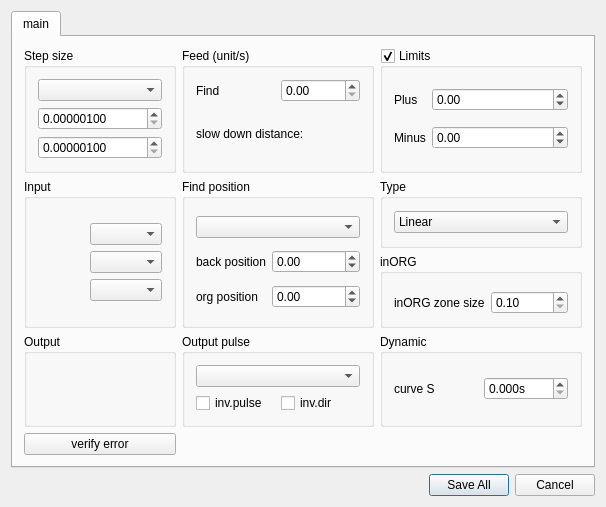
wldevru/src, file wlqt/form/wldrivewidget.ui: the form before one commit.
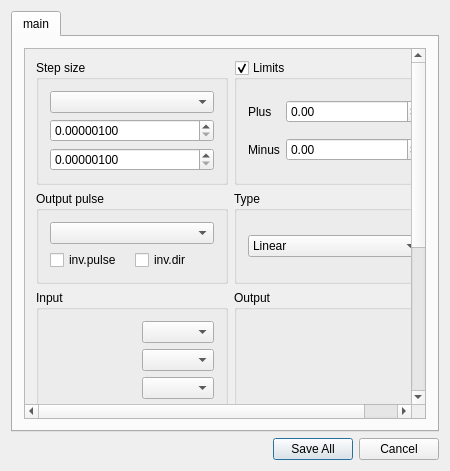
The form after the commit. Custom widgets are drawn as their Qt base class.

Patch:
```diff
--- a/wlqt/form/wldrivewidget.ui
+++ b/wlqt/form/wldrivewidget.ui
@@ -6,8 +6,8 @@
    <rect>
     <x>0</x>
     <y>0</y>
-    <width>552</width>
-    <height>443</height>
+    <width>450</width>
+    <height>471</height>
    </rect>
   </property>
   <property name="sizePolicy">
@@ -26,7 +26,20 @@
    <string>Edit Axis </string>
   </property>
   <layout class="QGridLayout" name="gridLayout_7">
-   <item row="0" column="1">
+   <item row="2" column="1">
+    <widget class="QDialogButtonBox" name="buttonBox">
+     <property name="orientation">
+      <enum>Qt::Horizontal</enum>
+     </property>
+     <property name="standardButtons">
+      <set>QDialogButtonBox::Cancel|QDialogButtonBox::SaveAll</set>
+     </property>
+     <property name="centerButtons">
+      <bool>false</bool>
+     </property>
+    </widget>
+   </item>
+   <item row="1" column="1">
     <widget class="QTabWidget" name="tabWidget">
      <property name="currentIndex">
       <number>0</number>
@@ -36,139 +49,81 @@
        <string>main</string>
       </attribute>
       <layout class="QGridLayout" name="gridLayout_13">
-       <item row="0" column="0">
-        <widget class="QGroupBox" name="gbDim">
-         <property name="title">
-          <string>Step size</string>
-         </property>
-         <layout class="QGridLayout" name="gridLayout">
-          <item row="1" column="0">
-           <widget class="QDoubleSpinBox" name="sbDimA">
-            <property name="decimals">
-             <number>8</number>
-            </property>
-            <property name="minimum">
-             <double>0.000001000000000</double>
-            </property>
-            <property name="maximum">
-             <double>99999999.000000000000000</double>
-            </property>
-           </widget>
-          </item>
-          <item row="0" column="0">
-           <widget class="QComboBox" name="cbTypeDim"/>
-          </item>
-          <item row="2" column="0">
-           <widget class="QDoubleSpinBox" name="sbDimB">
-            <property name="decimals">
-             <number>8</number>
-            </property>
-            <property name="minimum">
-             <double>0.000001000000000</double>
-            </property>
-            <property name="maximum">
-             <double>99999999.000000000000000</double>
-            </property>
-           </widget>
-          </item>
-         </layout>
-        </widget>
-       </item>
        <item row="0" column="1">
-        <widget class="QGroupBox" name="groupBox_7">
-         <property name="title">
-          <string>Feed (unit/s)</string>
-         </property>
-         <layout class="QGridLayout" name="gridLayout_8">
-          <item row="0" column="1">
-           <widget class="QDoubleSpinBox" name="sbVfind">
-            <property name="maximum">
-             <double>12000.000000000000000</double>
-            </property>
-           </widget>
-          </item>
-          <item row="0" column="0">
-           <widget class="QLabel" name="label_14">
-            <property name="text">
-             <string>Find </string>
-            </property>
-           </widget>
-          </item>
-          <item row="1" column="0" colspan="2">
-           <widget class="QLabel" name="labelSDDist">
-            <property name="text">
-             <string notr="true">slow down distance:</string>
-            </property>
-           </widget>
-          </item>
-         </layout>
-        </widget>
-       </item>
-       <item row="0" column="2">
-        <widget class="QGroupBox" name="gbLimit">
-         <property name="title">
-          <string>Limits</string>
-         </property>
-         <property name="checkable">
+        <widget class="QScrollArea" name="scrollArea">
+         <property name="widgetResizable">
           <bool>true</bool>
          </property>
-         <layout class="QGridLayout" name="gridLayout_9">
-          <item row="0" column="0">
-           <widget class="QLabel" name="label_9">
-            <property name="sizePolicy">
-             <sizepolicy hsizetype="Maximum" vsizetype="Preferred">
-              <horstretch>0</horstretch>
-              <verstretch>0</verstretch>
-             </sizepolicy>
-            </property>
+         <widget class="QWidget" name="scrollAreaWidgetContents">
+          <property name="geometry">
+           <rect>
+            <x>0</x>
+            <y>-160</y>
+            <width>389</width>
+            <height>538</height>
+           </rect>
+          </property>
+          <layout class="QGridLayout" name="gridLayout_14">
+           <item row="0" column="0" colspan="2">
+            <layout class="QGridLayout" name="gridLayout_15">
+             <property name="rightMargin">
+              <number>3</number>
+             </property>
+             <item row="5" column="0">
+              <widget class="QPushButton" name="pbVerError">
             <property name="text">
-             <string>Plus </string>
+                <string>verify error</string>
             </property>
            </widget>
           </item>
-          <item row="0" column="1">
-           <widget class="QDoubleSpinBox" name="sbPLIM">
-            <property name="correctionMode">
-             <enum>QAbstractSpinBox::CorrectToPreviousValue</enum>
-            </property>
-            <property name="minimum">
-             <double>-999999.000000000000000</double>
-            </property>
-            <property name="maximum">
-             <double>999999.000000000000000</double>
-            </property>
-           </widget>
-          </item>
+             <item row="3" column="1">
+              <widget class="QGroupBox" name="groupBoxORG">
+               <property name="title">
+                <string>inORG</string>
+               </property>
+               <layout class="QGridLayout" name="gridLayout_6">
           <item row="1" column="0">
-           <widget class="QLabel" name="label_15">
-            <property name="sizePolicy">
-             <sizepolicy hsizetype="Maximum" vsizetype="Preferred">
-              <horstretch>0</horstretch>
-              <verstretch>0</verstretch>
-             </sizepolicy>
-            </property>
+                 <widget class="QLabel" name="label_10">
             <property name="text">
-             <string>Minus</string>
+                   <string>inORG zone size</string>
             </property>
            </widget>
           </item>
           <item row="1" column="1">
-           <widget class="QDoubleSpinBox" name="sbMLIM">
-            <property name="correctionMode">
-             <enum>QAbstractSpinBox::CorrectToPreviousValue</enum>
+                 <widget class="QDoubleSpinBox" name="sbOrgSize">
+                  <property name="sizePolicy">
+                   <sizepolicy hsizetype="Preferred" vsizetype="Fixed">
+                    <horstretch>0</horstretch>
+                    <verstretch>0</verstretch>
+                   </sizepolicy>
             </property>
             <property name="minimum">
-             <double>-999999.000000000000000</double>
+                   <double>0.100000000000000</double>
             </property>
             <property name="maximum">
-             <double>999999.000000000000000</double>
+                   <double>99999.000000000000000</double>
             </property>
            </widget>
           </item>
          </layout>
         </widget>
        </item>
-       <item row="1" column="0" rowspan="2">
+             <item row="2" column="1">
+              <widget class="QGroupBox" name="gbOutput">
+               <property name="title">
+                <string>Output</string>
+               </property>
+               <layout class="QGridLayout" name="gridLayout_3">
+                <item row="1" column="0">
+                 <widget class="WLEditIOWidget" name="editOutENB" native="true"/>
+                </item>
+                <item row="0" column="0">
+                 <widget class="WLEditIOWidget" name="editOutRALM" native="true"/>
+                </item>
+               </layout>
+              </widget>
+             </item>
+             <item row="2" column="0">
         <widget class="QGroupBox" name="gbInput">
          <property name="toolTip">
           <string/>
@@ -223,7 +178,109 @@
          </layout>
         </widget>
        </item>
-       <item row="1" column="1" rowspan="2">
+             <item row="0" column="1">
+              <widget class="QGroupBox" name="gbLimit">
+               <property name="title">
+                <string>Limits</string>
+               </property>
+               <property name="checkable">
+                <bool>true</bool>
+               </property>
+               <layout class="QGridLayout" name="gridLayout_9">
+                <item row="0" column="0">
+                 <widget class="QLabel" name="label_9">
+                  <property name="sizePolicy">
+                   <sizepolicy hsizetype="Maximum" vsizetype="Preferred">
+                    <horstretch>0</horstretch>
+                    <verstretch>0</verstretch>
+                   </sizepolicy>
+                  </property>
+                  <property name="text">
+                   <string>Plus </string>
+                  </property>
+                 </widget>
+                </item>
+                <item row="0" column="1">
+                 <widget class="QDoubleSpinBox" name="sbPLIM">
+                  <property name="correctionMode">
+                   <enum>QAbstractSpinBox::CorrectToPreviousValue</enum>
+                  </property>
+                  <property name="minimum">
+                   <double>-999999.000000000000000</double>
+                  </property>
+                  <property name="maximum">
+                   <double>999999.000000000000000</double>
+                  </property>
+                 </widget>
+                </item>
+                <item row="1" column="0">
+                 <widget class="QLabel" name="label_15">
+                  <property name="sizePolicy">
+                   <sizepolicy hsizetype="Maximum" vsizetype="Preferred">
+                    <horstretch>0</horstretch>
+                    <verstretch>0</verstretch>
+                   </sizepolicy>
+                  </property>
+                  <property name="text">
+                   <string>Minus</string>
+                  </property>
+                 </widget>
+                </item>
+                <item row="1" column="1">
+                 <widget class="QDoubleSpinBox" name="sbMLIM">
+                  <property name="correctionMode">
+                   <enum>QAbstractSpinBox::CorrectToPreviousValue</enum>
+                  </property>
+                  <property name="minimum">
+                   <double>-999999.000000000000000</double>
+                  </property>
+                  <property name="maximum">
+                   <double>999999.000000000000000</double>
+                  </property>
+                 </widget>
+                </item>
+               </layout>
+              </widget>
+             </item>
+             <item row="0" column="0">
+              <widget class="QGroupBox" name="gbDim">
+               <property name="title">
+                <string>Step size</string>
+               </property>
+               <layout class="QGridLayout" name="gridLayout">
+                <item row="1" column="0">
+                 <widget class="QDoubleSpinBox" name="sbDimA">
+                  <property name="decimals">
+                   <number>8</number>
+                  </property>
+                  <property name="minimum">
+                   <double>0.000001000000000</double>
+                  </property>
+                  <property name="maximum">
+                   <double>99999999.000000000000000</double>
+                  </property>
+                 </widget>
+                </item>
+                <item row="0" column="0">
+                 <widget class="QComboBox" name="cbTypeDim"/>
+                </item>
+                <item row="2" column="0">
+                 <widget class="QDoubleSpinBox" name="sbDimB">
+                  <property name="decimals">
+                   <number>8</number>
+                  </property>
+                  <property name="minimum">
+                   <double>0.000001000000000</double>
+                  </property>
+                  <property name="maximum">
+                   <double>99999999.000000000000000</double>
+                  </property>
+                 </widget>
+                </item>
+               </layout>
+              </widget>
+             </item>
+             <item row="3" column="0">
         <widget class="QGroupBox" name="groupBox_5">
          <property name="title">
           <string>Find position</string>
@@ -293,7 +350,33 @@
          </layout>
         </widget>
        </item>
-       <item row="1" column="2">
+             <item row="1" column="0">
+              <widget class="QGroupBox" name="groupBox_2">
+               <property name="title">
+                <string>Output pulse</string>
+               </property>
+               <layout class="QGridLayout" name="gridLayout_2">
+                <item row="1" column="1">
+                 <widget class="QCheckBox" name="cbInvDir">
+                  <property name="text">
+                   <string>inv.dir</string>
+                  </property>
+                 </widget>
+                </item>
+                <item row="1" column="0">
+                 <widget class="QCheckBox" name="cbInvStep">
+                  <property name="text">
+                   <string>inv.pulse</string>
+                  </property>
+                 </widget>
+                </item>
+                <item row="0" column="0" colspan="2">
+                 <widget class="QComboBox" name="cbTypePulse"/>
+                </item>
+               </layout>
+              </widget>
+             </item>
+             <item row="1" column="1">
         <widget class="QGroupBox" name="groupBox_10">
          <property name="title">
           <string>Type</string>
@@ -319,83 +402,7 @@
          </layout>
         </widget>
        </item>
-       <item row="2" column="2">
-        <widget class="QGroupBox" name="groupBoxORG">
-         <property name="title">
-          <string>inORG</string>
-         </property>
-         <layout class="QGridLayout" name="gridLayout_6">
-          <item row="1" column="0">
-           <widget class="QLabel" name="label_10">
-            <property name="text">
-             <string>inORG zone size</string>
-            </property>
-           </widget>
-          </item>
-          <item row="1" column="1">
-           <widget class="QDoubleSpinBox" name="sbOrgSize">
-            <property name="sizePolicy">
-             <sizepolicy hsizetype="Preferred" vsizetype="Fixed">
-              <horstretch>0</horstretch>
-              <verstretch>0</verstretch>
-             </sizepolicy>
-            </property>
-            <property name="minimum">
-             <double>0.100000000000000</double>
-            </property>
-            <property name="maximum">
-             <double>99999.000000000000000</double>
-            </property>
-           </widget>
-          </item>
-          <item row="0" column="0" colspan="2">
-           <widget class="WLEditIOWidget" name="editInORG" native="true"/>
-          </item>
-         </layout>
-        </widget>
-       </item>
-       <item row="3" column="0">
-        <widget class="QGroupBox" name="gbOutput">
-         <property name="title">
-          <string>Output</string>
-         </property>
-         <layout class="QGridLayout" name="gridLayout_3">
-          <item row="1" column="0">
-           <widget class="WLEditIOWidget" name="editOutENB" native="true"/>
-          </item>
-          <item row="0" column="0">
-           <widget class="WLEditIOWidget" name="editOutRALM" native="true"/>
-          </item>
-         </layout>
-        </widget>
-       </item>
-       <item row="3" column="1">
-        <widget class="QGroupBox" name="groupBox_2">
-         <property name="title">
-          <string>Output pulse</string>
-         </property>
-         <layout class="QGridLayout" name="gridLayout_2">
-          <item row="1" column="1">
-           <widget class="QCheckBox" name="cbInvDir">
-            <property name="text">
-             <string>inv.dir</string>
-            </property>
-           </widget>
-          </item>
-          <item row="0" column="0" colspan="2">
-           <widget class="QComboBox" name="cbTypePulse"/>
-          </item>
-          <item row="1" column="0">
-           <widget class="QCheckBox" name="cbInvStep">
-            <property name="text">
-             <string>inv.pulse</string>
-            </property>
-           </widget>
-          </item>
-         </layout>
-        </widget>
-       </item>
-       <item row="3" column="2">
+             <item row="4" column="0">
         <widget class="QGroupBox" name="gbDynamic">
          <property name="title">
           <string>Dynamic</string>
@@ -430,28 +437,44 @@
          </layout>
         </widget>
        </item>
-       <item row="4" column="0">
-        <widget class="QPushButton" name="pbVerError">
+             <item row="4" column="1">
+              <widget class="QGroupBox" name="groupBox_7">
+               <property name="title">
+                <string>Feed (unit/s)</string>
+               </property>
+               <layout class="QGridLayout" name="gridLayout_8">
+                <item row="0" column="1">
+                 <widget class="QDoubleSpinBox" name="sbVfind">
+                  <property name="maximum">
+                   <double>12000.000000000000000</double>
+                  </property>
+                 </widget>
+                </item>
+                <item row="0" column="0">
+                 <widget class="QLabel" name="label_14">
          <property name="text">
           <string>verify error</string>
          </property>
         </widget>
        </item>
-      </layout>
-     </widget>
-    </widget>
-   </item>
-   <item row="1" column="1">
-    <widget class="QDialogButtonBox" name="buttonBox">
-     <property name="orientation">
-      <enum>Qt::Horizontal</enum>
-     </property>
-     <property name="standardButtons">
-      <set>QDialogButtonBox::Cancel|QDialogButtonBox::SaveAll</set>
-     </property>
-     <property name="centerButtons">
-      <bool>false</bool>
-     </property>
+                <item row="1" column="0" colspan="2">
+                 <widget class="QLabel" name="labelSDDist">
+                  <property name="text">
+                   <string notr="true">slow down distance:</string>
+                  </property>
+                 </widget>
+                </item>
+               </layout>
+              </widget>
+             </item>
+            </layout>
+           </item>
+          </layout>
+         </widget>
+        </widget>
+       </item>
+      </layout>
+     </widget>
     </widget>
    </item>
   </layout>
```
Left out of the diff: 5 changed lines with no effect on the pictures. Lines whose indentation alone changed are shown as unchanged.
